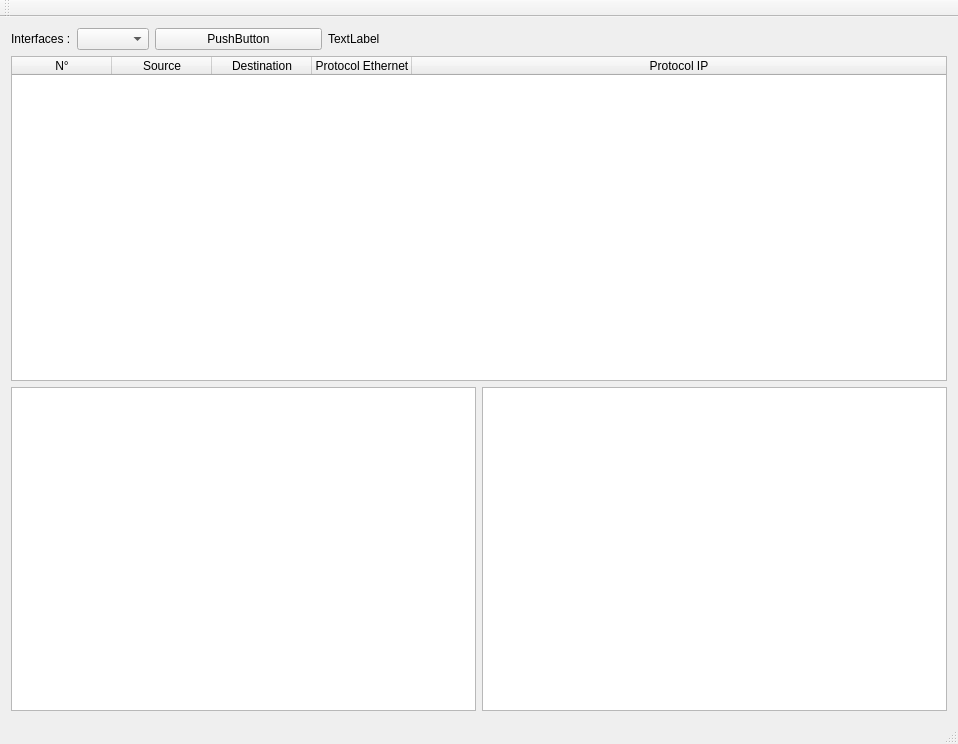
The window that sniffer/mainwindow.ui (bertonf/NSP1) describes before a commit, drawn with Qt 5.
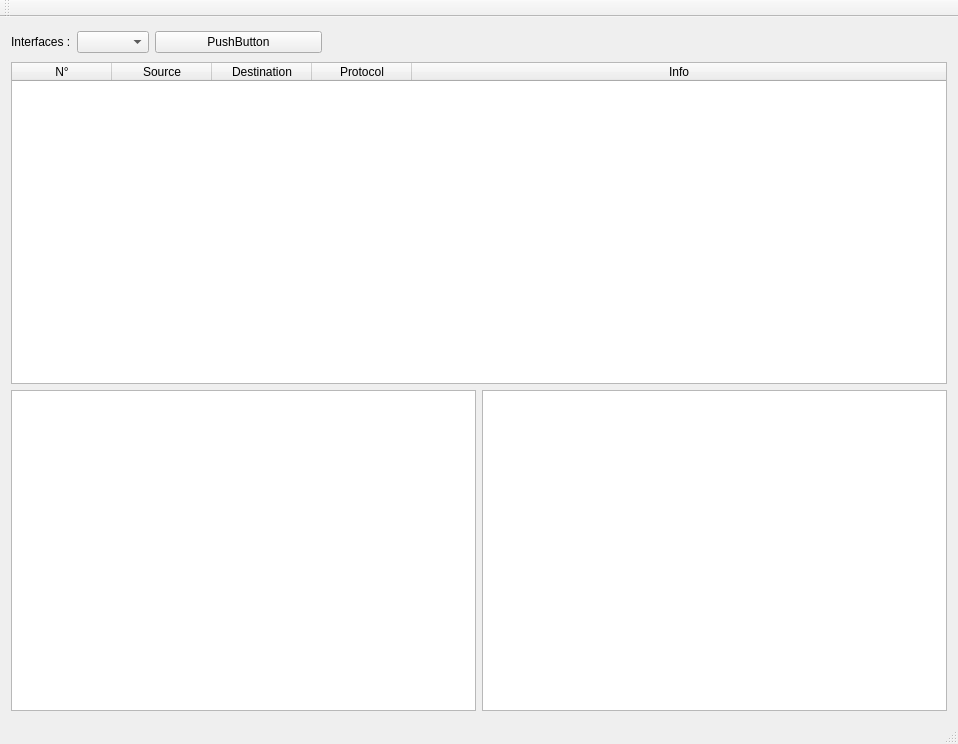
The same window after the commit.

Patch:
```diff
--- a/sniffer/mainwindow.ui
+++ b/sniffer/mainwindow.ui
@@ -69,7 +69,7 @@
         <item>
          <widget class="QLabel" name="label">
           <property name="text">
-           <string>TextLabel</string>
+           <string>&lt;html&gt;&lt;head/&gt;&lt;body&gt;&lt;p&gt;&lt;br/&gt;&lt;/p&gt;&lt;/body&gt;&lt;/html&gt;</string>
           </property>
          </widget>
         </item>
@@ -141,12 +141,12 @@
           </column>
           <column>
            <property name="text">
-            <string>Protocol Ethernet</string>
+            <string>Protocol</string>
            </property>
           </column>
           <column>
            <property name="text">
-            <string>Protocol IP</string>
+            <string>Info</string>
            </property>
           </column>
          </widget>
```
